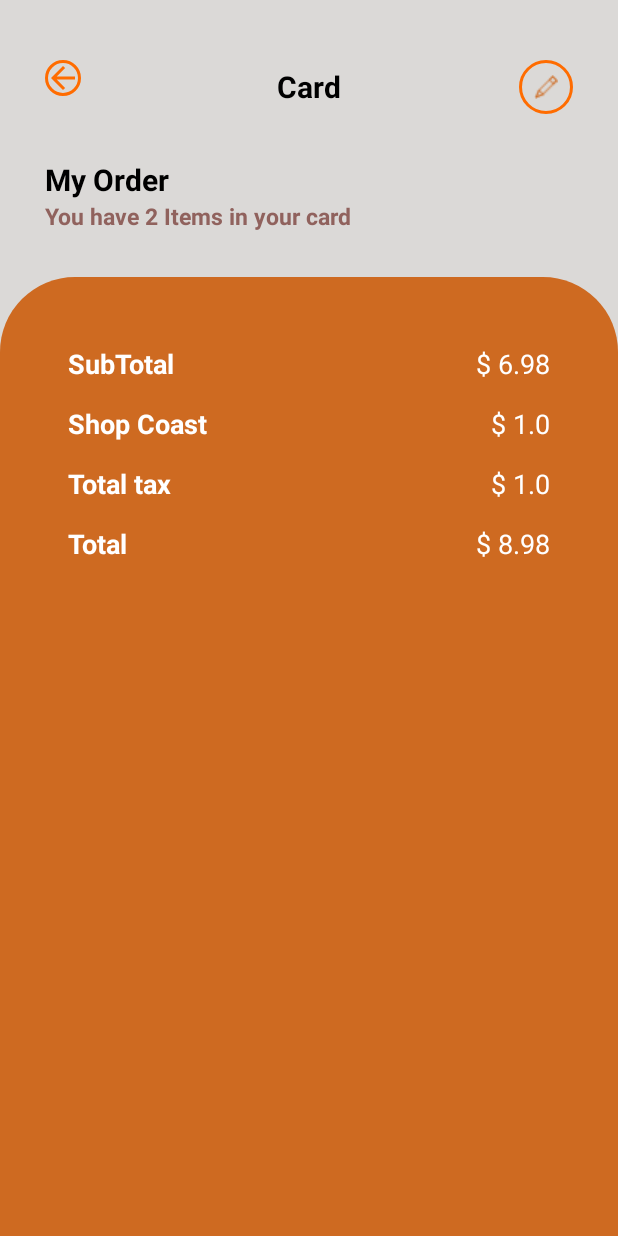
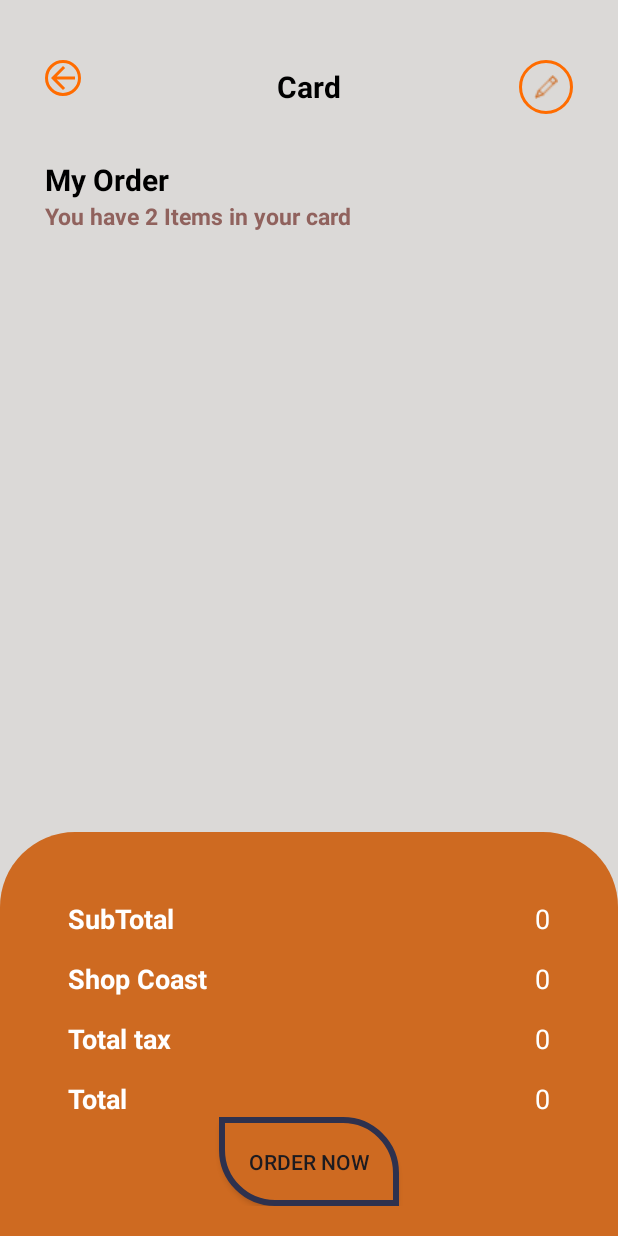
Before and after one commit to FiazZafar/CoffeeShop, an Android app: the AddToCard screen opened directly, with no data from a screen before it, on a phone screen of 412 x 824 dp. Run offline under Robolectric (Android 15) with nearby library versions, the phone set to English and light mode, and no system bars.

Commit message:
CoffeeShop Version4

```diff
--- a/app/src/main/java/com/example/coffeetaste/AddToCard.java
+++ b/app/src/main/java/com/example/coffeetaste/AddToCard.java
@@ -1,15 +1,39 @@
 package com.example.coffeetaste;
 
+import android.content.Intent;
 import android.os.Bundle;
+import android.util.Log;
+import android.view.View;
+import android.widget.Button;
+import android.widget.ImageButton;
+import android.widget.ImageView;
+import android.widget.TextView;
+import android.widget.Toast;
 
 import androidx.activity.EdgeToEdge;
 import androidx.appcompat.app.AppCompatActivity;
 import androidx.core.graphics.Insets;
 import androidx.core.view.ViewCompat;
 import androidx.core.view.WindowInsetsCompat;
+import androidx.recyclerview.widget.LinearLayoutManager;
+import androidx.recyclerview.widget.RecyclerView;
+
+import java.text.DecimalFormat;
+import java.util.ArrayList;
 
 public class AddToCard extends AppCompatActivity {
 
+    TextView subtotalPrice,shopCoast,taxRate,totalAmount;
+    ImageButton backCartBtn;
+    RecyclerView recyclerView;
+    float itemPrices=0
+            ,shopCoaste=0
+            ,taxAmount=0
+            ,totalPrice=0;
+Button orderBtn;
+
+
+   static ArrayList<CartModel> cartModels = new ArrayList<>();
     @Override
     protected void onCreate(Bundle savedInstanceState) {
         super.onCreate(savedInstanceState);
@@ -20,5 +44,88 @@ public class AddToCard extends AppCompatActivity {
             v.setPadding(systemBars.left, systemBars.top, systemBars.right, systemBars.bottom);
             return insets;
         });
+
+        intializer();
+        recyclerView.setLayoutManager(new LinearLayoutManager(this));
+
+        Intent intent = getIntent();
+        int imgRes = intent.getIntExtra("itemImage", 0);
+        String itemName = intent.getStringExtra("itemName");
+        int ingradient1 = intent.getIntExtra("itemIngradient1", 0);
+        int ingradient2 = intent.getIntExtra("itemIngradient2", 0);
+        float price = intent.getFloatExtra("totalPrice", 0);
+        int itemQuantity = intent.getIntExtra("itemQuantity", 0);
+        float basicPrice = intent.getFloatExtra("basicPrice", 0);
+        int position = intent.getIntExtra("itemPosition", 0);
+        int flag = intent.getIntExtra("flag", 0);
+
+        if (itemName == null) {
+            Toast.makeText(this, "ItemName is null", Toast.LENGTH_SHORT).show();
+        } else if (imgRes == 0) {
+            Toast.makeText(this, "ImageResource is not accessible", Toast.LENGTH_SHORT).show();
+        } else if (price < 0) {
+            Toast.makeText(this, "Invalid prices", Toast.LENGTH_SHORT).show();
+        } else if (flag == 1) {
+                cartModels.set(position, new CartModel(imgRes, itemName, price, ingradient1, ingradient2, itemQuantity, basicPrice));
+        } else {
+            cartModels.add(new CartModel(imgRes, itemName, price, ingradient1, ingradient2, itemQuantity, basicPrice));
+        }
+
+        backCartBtn.setOnClickListener(new View.OnClickListener() {
+            @Override
+            public void onClick(View view) {
+
+             getOnBackPressedDispatcher().onBackPressed();
+                finish();
+            }
+        });
+        CartAdapter cartAdapter = new CartAdapter(cartModels,AddToCard.this);
+        recyclerView.setAdapter(cartAdapter);
+
+        orderBtn.setOnClickListener(new View.OnClickListener() {
+            @Override
+            public void onClick(View view) {
+                Toast.makeText(AddToCard.this, "Order Done", Toast.LENGTH_SHORT).show();
+                cartModels.clear();
+                subtotalPrice.setText("$ 0");
+                shopCoast.setText("$ 0");
+                taxRate.setText("$ 0");
+                totalAmount.setText("$ 0");
+                cartAdapter.notifyDataSetChanged();
+
+            }
+
+        });
+
+    totalPriceCalculater();
+
+    }
+
+    private void totalPriceCalculater() {
+        for (int i = 0; i < cartModels.size(); i++) {
+          float currentItemPrice = cartModels.get(i).getPrice();
+          shopCoaste =shopCoaste + currentItemPrice * 8/100;
+          taxAmount = taxAmount + currentItemPrice * 10/100;
+            itemPrices = itemPrices + currentItemPrice;
+
+        }
+
+        DecimalFormat df = new DecimalFormat("#.##");
+        subtotalPrice.setText(df.format(itemPrices));
+        shopCoast.setText(df.format(shopCoaste));
+        taxRate.setText(df.format(taxAmount));
+        totalAmount.setText(df.format(totalPrice));
+
+
+    }
+
+    private void intializer() {
+            recyclerView = findViewById(R.id.cardRecycler);
+            subtotalPrice = findViewById(R.id.subTotalPrice);
+            shopCoast = findViewById(R.id.shopCoastPrice);
+            taxRate = findViewById(R.id.taxesPrice);
+            totalAmount = findViewById(R.id.totalPrices);
+            backCartBtn = findViewById(R.id.addToCartBackBtn);
+            orderBtn = findViewById(R.id.orderBtn);
     }
 }
--- a/app/src/main/res/layout/activity_add_to_card.xml
+++ b/app/src/main/res/layout/activity_add_to_card.xml
@@ -75,15 +75,19 @@
         android:layout_width="match_parent"
         android:layout_height="wrap_content"
         android:layout_below="@+id/relativeLayout2A"
-        android:layout_marginTop="20dp"/>
+        android:layout_above="@+id/relativeLayout3A"
+        android:layout_marginStart="10dp"
+        android:layout_marginEnd="10dp"
+        android:paddingBottom="10dp"
+        android:layout_marginTop="30dp"/>
     <RelativeLayout
         android:id="@+id/relativeLayout3A"
         android:layout_width="match_parent"
-        android:layout_height="match_parent"
-        android:layout_below="@+id/cardRecycler"
+        android:layout_height="wrap_content"
         android:layout_alignParentBottom="true"
         android:background="@drawable/item_bg_shape"
         android:layout_marginTop="10dp"
+        android:paddingBottom="20dp"
 
         >
         <TextView
@@ -178,6 +182,16 @@
             android:layout_marginEnd="45dp"
             android:textSize="18sp"
             android:textColor="@color/white"/>
+
+        <androidx.appcompat.widget.AppCompatButton
+            android:id="@+id/orderBtn"
+            android:layout_width="wrap_content"
+            android:layout_height="wrap_content"
+            android:text="Order Now"
+            android:background="@drawable/size_btn_shape"
+            android:padding="20dp"
+            android:layout_centerHorizontal="true"
+            android:layout_below="@+id/totalPrices"/>
     </RelativeLayout>
 
 </RelativeLayout>
--- a/app/src/main/res/layout/activity_home.xml
+++ b/app/src/main/res/layout/activity_home.xml
@@ -53,4 +53,7 @@
         android:paddingBottom="20dp"
 />
 
+
+
+
 </RelativeLayout>
--- a/app/src/main/res/layout/grid_layout_itemlist.xml
+++ b/app/src/main/res/layout/grid_layout_itemlist.xml
@@ -5,13 +5,12 @@
     android:layout_height="wrap_content"
     xmlns:app="http://schemas.android.com/apk/res-auto"
     android:id="@+id/items_list_relative"
-
     >
 <androidx.cardview.widget.CardView
     android:layout_width="wrap_content"
     android:layout_height="wrap_content"
-    app:cardBackgroundColor="@color/Porcelain"
-    app:cardCornerRadius="20dp"
+    app:cardCornerRadius="30dp"
+    android:elevation="100dp"
     >
     <RelativeLayout
         android:layout_width="wrap_content"
```
Also changed, not shown: app/src/main/java/com/example/coffeetaste/CartAdapter.java (added, +113 -0 lines), app/src/main/java/com/example/coffeetaste/CartModel.java (added, +75 -0 lines), app/src/main/java/com/example/coffeetaste/CustomAdapterOfHome.java (+34 -12 lines), app/src/main/java/com/example/coffeetaste/SelectedItem.java (+125 -69 lines), app/src/main/res/layout/activity_selected_item.xml (+8 -6 lines), app/src/main/res/layout/cart_recycler_layout.xml (added, +93 -0 lines).
